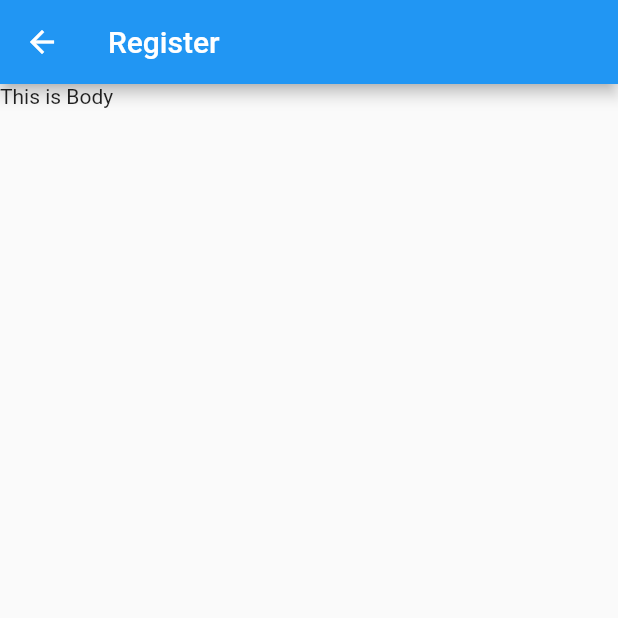
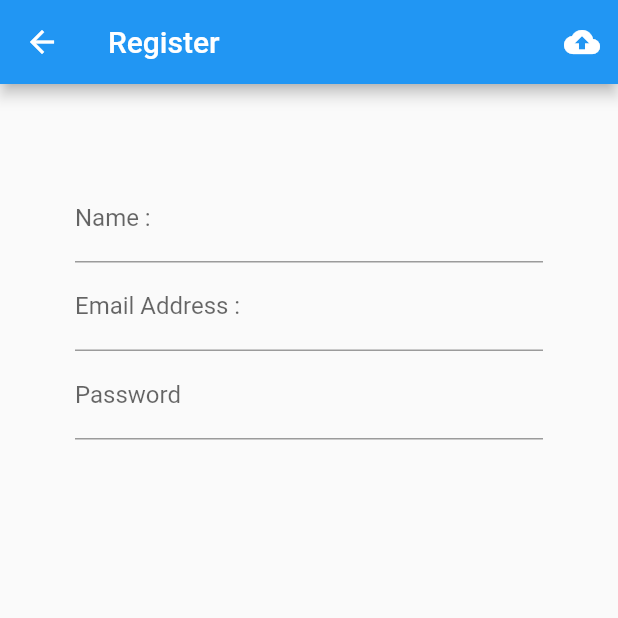
Before and after one commit to akkaratitt/pae_food, a Flutter app: the Register screen opened directly, on a phone screen of 412 x 824 dp, the top half of it. Run offline on Flutter 3.47's test engine with Material 2 defaults, Android fonts, the phone set to English and light mode, and no system bars.

Commit message:
Design UI of Register Success

```diff
--- a/lib/screens/register.dart
+++ b/lib/screens/register.dart
@@ -6,13 +6,53 @@ class Register extends StatefulWidget {
 }
 
 class _RegisterState extends State<Register> {
+  Widget showTitle = Text('Please Register');
+
+  Widget nameTextFiled() {
+    return TextFormField(
+      decoration: InputDecoration(labelText: 'Name :', hintText: 'Name User'),
+    );
+  }
+
+  Widget emailTextField() {
+    return TextFormField(
+      decoration: InputDecoration(
+          labelText: 'Email Address :', hintText: 'Emain Address'),
+    );
+  }
+
+  Widget passwordTextFiled() {
+    return TextFormField(
+      decoration:
+          InputDecoration(labelText: 'Password', hintText: 'more 6 Charator'),
+    );
+  }
+
   @override
   Widget build(BuildContext context) {
     return new Scaffold(
       appBar: AppBar(
         title: Text('Register'),
+        actions: <Widget>[
+          IconButton(
+            tooltip: 'Upload to Server',
+            icon: Icon(Icons.cloud_upload),
+            onPressed: () {
+              print('You click upload');
+            },
+          )
+        ],
       ),
-      body: Text('This is Body'),
+      body: Container(
+        padding: EdgeInsets.only(top: 60.0),
+        alignment: Alignment.topCenter,
+        child: Container(
+          margin: EdgeInsets.only(left: 50.0, right: 50.0),
+          child: Column(
+            children: <Widget>[nameTextFiled(), emailTextField(), passwordTextFiled()],
+          ),
+        ),
+      ),
     );
   }
 }
```
